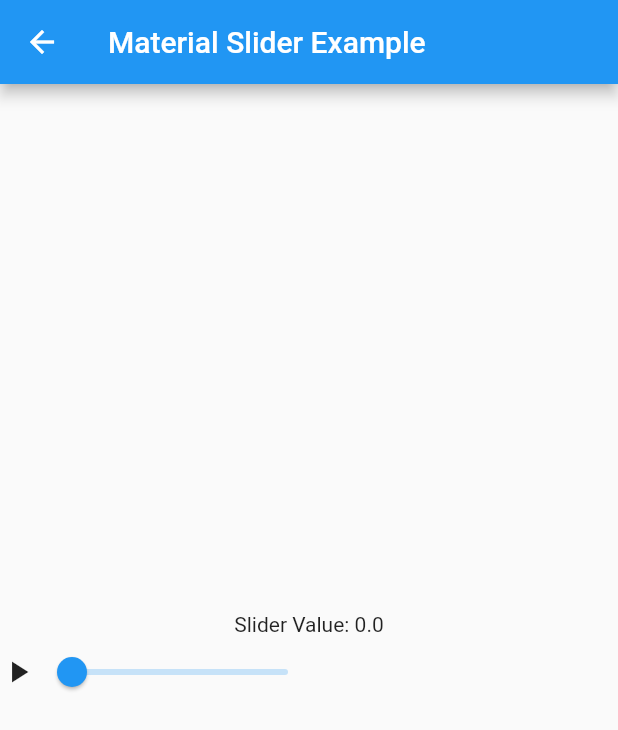
After one commit to sanjay19ideveloper/audio-video_merge, a Flutter app: the MySliderApp screen opened directly, on a phone screen of 412 x 824 dp. The commit adds this screen. Shown: the top 730 px of the screen. Run offline on Flutter 3.47's test engine with Material 2 defaults, Android fonts, the phone set to English and light mode, and no system bars; our stand-ins replace audioplayers, image_picker, video_player; missing offline and left inert: flutter_ffmpeg.

Commit message:
adding slider

```diff
--- /dev/null
+++ b/lib/slider.dart
@@ -0,0 +1,46 @@
+import 'package:flutter/material.dart';
+
+
+
+class MySliderApp extends StatefulWidget {
+  @override
+  _MySliderAppState createState() => _MySliderAppState();
+}
+
+class _MySliderAppState extends State<MySliderApp> {
+  double _sliderValue = 0.0;
+
+  void _onSliderChanged(double value) {
+    setState(() {
+      _sliderValue = value;
+    });
+  }
+
+  @override
+  Widget build(BuildContext context) {
+    return Scaffold(
+      appBar: AppBar(
+        title: Text('Material Slider Example'),
+      ),
+      body: Center(
+        child: Column(
+          mainAxisAlignment: MainAxisAlignment.center,
+          children: [
+            Text('Slider Value: $_sliderValue'),
+            Row(
+              children: [
+                Icon(Icons.play_arrow),
+                Slider(
+                  value: _sliderValue,
+                  onChanged: _onSliderChanged,
+                  min: 0.0,
+                  max: 100.0,
+                ),
+              ],
+            ),
+          ],
+        ),
+      ),
+    );
+  }
+}
--- a/pubspec.yaml
+++ b/pubspec.yaml
@@ -46,7 +46,10 @@ dependencies:
   # fijkplayer: ^0.10.0
   image_picker: ^0.8.7+1
   image_cropper: ^1.3.1
-  flutter_seekbar: ^0.0.1
+  audio_video_progress_bar: ^1.0.1
+
+
+
 
 
 
```
Also changed, not shown: lib/image_merger.dart (+116 -21 lines), lib/merger.dart (+2 -6 lines), lib/seekbar.dart (added), pubspec.lock.
